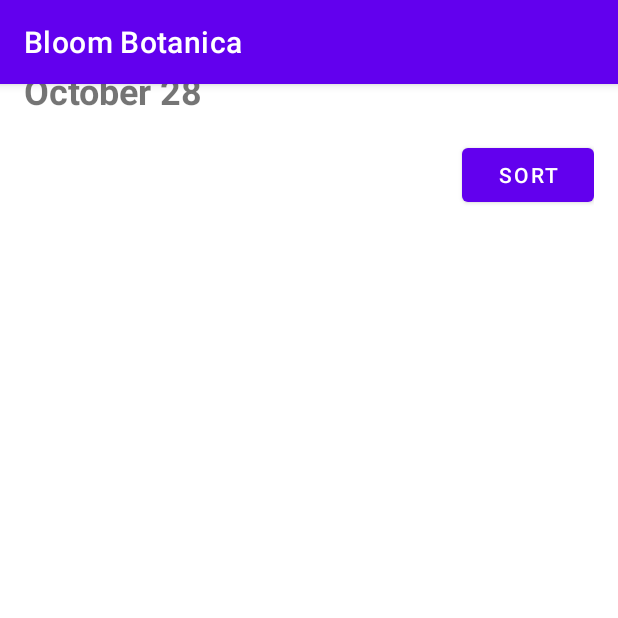
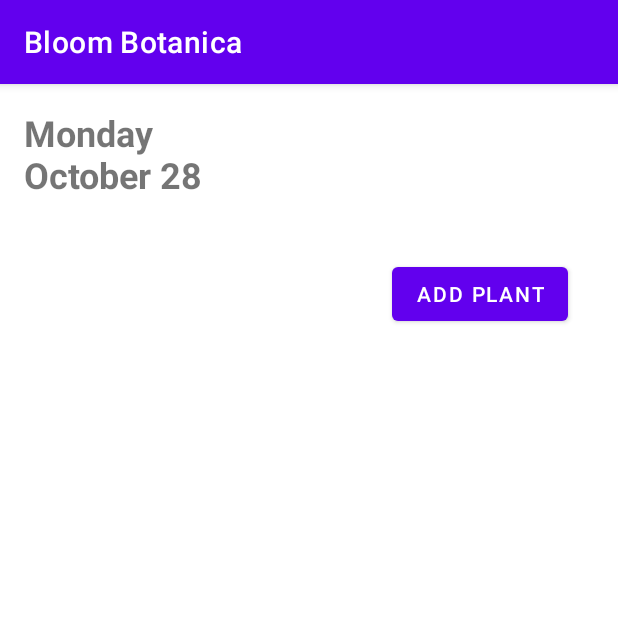
Before and after one commit to arhanikram/BloomBotanica, an Android app: the PlantsActivity screen opened directly, with no data from a screen before it, on a phone screen of 412 x 824 dp, the top half of it. Run offline under Robolectric (Android 15) with nearby library versions, the phone set to English and light mode, and no system bars.

Commit message:
Updated Plants List Activity

```diff
--- a/app/build.gradle
+++ b/app/build.gradle
@@ -37,4 +37,6 @@ dependencies {
     testImplementation libs.junit
     androidTestImplementation libs.ext.junit
     androidTestImplementation libs.espresso.core
+    implementation libs.gson
+
 }
--- a/app/src/main/AndroidManifest.xml
+++ b/app/src/main/AndroidManifest.xml
@@ -16,9 +16,6 @@
             android:name=".PlantsActivity"
             android:exported="false" />
         <activity
-            android:name=".Plantlist"
-            android:exported="false" />
-        <activity
             android:name=".MainActivity"
             android:exported="false" />
     </application>
--- /dev/null
+++ b/app/src/main/java/com/example/bloombotanica/PlantAdapter.java
@@ -0,0 +1,54 @@
+package com.example.bloombotanica;
+
+import android.view.LayoutInflater;
+import android.view.View;
+import android.view.ViewGroup;
+import android.widget.ImageView;
+import android.widget.TextView;
+import androidx.annotation.NonNull;
+import androidx.recyclerview.widget.RecyclerView;
+import java.util.List;
+
+public class PlantAdapter extends RecyclerView.Adapter<PlantAdapter.PlantViewHolder> {
+
+    private List<Plant> plantList;
+
+    public PlantAdapter(List<Plant> plantList) {
+        this.plantList = plantList;
+    }
+
+    @NonNull
+    @Override
+    public PlantViewHolder onCreateViewHolder(@NonNull ViewGroup parent, int viewType) {
+        View view = LayoutInflater.from(parent.getContext()).inflate(R.layout.item_plant, parent, false);
+        return new PlantViewHolder(view);
+    }
+
+    @Override
+    public void onBindViewHolder(@NonNull PlantViewHolder holder, int position) {
+        Plant plant = plantList.get(position);
+        holder.plantName.setText(plant.getName());
+        holder.statusIndicator.setImageResource(plant.getStatusIcon());
+    }
+
+    @Override
+    public int getItemCount() {
+        return plantList.size();
+    }
+
+    public void addPlant(Plant plant) {
+        plantList.add(plant);
+        notifyDataSetChanged();
+    }
+
+    static class PlantViewHolder extends RecyclerView.ViewHolder {
+        TextView plantName;
+        ImageView statusIndicator;
+
+        public PlantViewHolder(@NonNull View itemView) {
+            super(itemView);
+            plantName = itemView.findViewById(R.id.plant_name);
+            statusIndicator = itemView.findViewById(R.id.status_indicator);
+        }
+    }
+}
--- a/app/src/main/java/com/example/bloombotanica/PlantsActivity.java
+++ b/app/src/main/java/com/example/bloombotanica/PlantsActivity.java
@@ -1,24 +1,77 @@
 package com.example.bloombotanica;
-
+import android.content.Intent;
 import android.os.Bundle;
-
-import androidx.activity.EdgeToEdge;
+import android.view.View;
+import android.widget.TextView;
+import androidx.annotation.Nullable;
 import androidx.appcompat.app.AppCompatActivity;
-import androidx.core.graphics.Insets;
-import androidx.core.view.ViewCompat;
-import androidx.core.view.WindowInsetsCompat;
+import androidx.recyclerview.widget.GridLayoutManager;
+import androidx.recyclerview.widget.RecyclerView;
+import com.google.gson.Gson;
+import com.google.gson.reflect.TypeToken;
+import java.lang.reflect.Type;
+import java.text.SimpleDateFormat;
+import java.util.ArrayList;
+import java.util.Date;
+import java.util.List;
+import java.util.Locale;
 
 public class PlantsActivity extends AppCompatActivity {
+
+    private RecyclerView plantRecyclerView;
+    private PlantAdapter plantAdapter;
+    private List<Plant> plantList;
 
     @Override
     protected void onCreate(Bundle savedInstanceState) {
         super.onCreate(savedInstanceState);
-        EdgeToEdge.enable(this);
         setContentView(R.layout.activity_plants);
-        ViewCompat.setOnApplyWindowInsetsListener(findViewById(R.id.main), (v, insets) -> {
-            Insets systemBars = insets.getInsets(WindowInsetsCompat.Type.systemBars());
-            v.setPadding(systemBars.left, systemBars.top, systemBars.right, systemBars.bottom);
-            return insets;
+
+        // Set the date
+        TextView dateText = findViewById(R.id.date_text);
+        SimpleDateFormat dateFormat = new SimpleDateFormat("EEEE\nMMMM dd", Locale.getDefault());
+        dateText.setText(dateFormat.format(new Date()));
+
+        // Initialize plant list from saved data
+        plantList = loadPlants();
+        plantAdapter = new PlantAdapter(plantList);
+
+        // Set up RecyclerView
+        plantRecyclerView = findViewById(R.id.plant_recycler_view);
+        plantRecyclerView.setLayoutManager(new GridLayoutManager(this, 2));
+        plantRecyclerView.setAdapter(plantAdapter);
+
+        // Add plant button
+        findViewById(R.id.add_plant_button).setOnClickListener(new View.OnClickListener() {
+            @Override
+            public void onClick(View view) {
+                // Show dialog or navigate to another activity to add a new plant
+                // Example of adding a default plant
+                Plant newPlant = new Plant("New Plant", R.drawable.status_icon_orange);
+                plantList.add(newPlant);
+                plantAdapter.addPlant(newPlant);
+                savePlants();
+            }
         });
     }
+
+    private void savePlants() {
+        // Save plant list to shared preferences as JSON
+        String json = new Gson().toJson(plantList);
+        getSharedPreferences("plant_prefs", MODE_PRIVATE)
+                .edit()
+                .putString("plant_list", json)
+                .apply();
+    }
+
+    private List<Plant> loadPlants() {
+        // Load plant list from shared preferences
+        String json = getSharedPreferences("plant_prefs", MODE_PRIVATE)
+                .getString("plant_list", null);
+        if (json != null) {
+            Type type = new TypeToken<List<Plant>>() {}.getType();
+            return new Gson().fromJson(json, type);
+        }
+        return new ArrayList<>();
+    }
 }
--- /dev/null
+++ b/app/src/main/res/drawable/card_background.xml
@@ -0,0 +1,6 @@
+<?xml version="1.0" encoding="utf-8"?>
+<shape xmlns:android="http://schemas.android.com/apk/res/android">
+    <solid android:color="#FFFFFF"/> <!-- Background color (white in this case) -->
+    <corners android:radius="8dp"/> <!-- Rounded corners -->
+    <stroke android:width="1dp" android:color="#D3D3D3"/> <!-- Optional border -->
+</shape>
--- /dev/null
+++ b/app/src/main/res/drawable/status_icon_orange.xml
@@ -0,0 +1,6 @@
+<?xml version="1.0" encoding="utf-8"?>
+<shape xmlns:android="http://schemas.android.com/apk/res/android">
+    <solid android:color="#FFA500"/> <!-- Orange color -->
+    <size android:width="16dp" android:height="16dp"/>
+    <corners android:radius="8dp"/>
+</shape>
--- a/app/src/main/res/layout/activity_plants.xml
+++ b/app/src/main/res/layout/activity_plants.xml
@@ -4,33 +4,33 @@
     android:layout_height="match_parent"
     android:padding="16dp">
 
-    <!-- Date Section -->
+    <!-- Date Display -->
     <TextView
         android:id="@+id/date_text"
         android:layout_width="wrap_content"
         android:layout_height="wrap_content"
-        android:text="Monday\nOctober 28"
         android:textSize="24sp"
         android:textStyle="bold"
         android:paddingBottom="8dp"/>
 
+    <!-- Add Plant Button -->
 
+    <!-- RecyclerView for Plants -->
 
-    <!-- Sort Button -->
     <Button
-        android:id="@+id/sort_button"
+        android:id="@+id/add_plant_button"
         android:layout_width="wrap_content"
         android:layout_height="wrap_content"
-        android:text="Sort"
         android:layout_below="@id/date_text"
         android:layout_alignParentEnd="true"
-        android:layout_marginTop="8dp"/>
+        android:layout_marginTop="31dp"
+        android:layout_marginEnd="17dp"
+        android:text="Add Plant" />
 
-    <!-- RecyclerView for Items -->
     <androidx.recyclerview.widget.RecyclerView
-        android:id="@+id/recycler_view"
+        android:id="@+id/plant_recycler_view"
         android:layout_width="match_parent"
-        android:layout_height="wrap_content"
-        android:layout_below="@id/sort_button"
-        android:layout_marginTop="25dp" />
+        android:layout_height="match_parent"
+        android:layout_below="@id/add_plant_button"
+        android:layout_marginTop="16dp"/>
 </RelativeLayout>
--- a/gradle/libs.versions.toml
+++ b/gradle/libs.versions.toml
@@ -1,5 +1,6 @@
 [versions]
 agp = "8.6.0"
+gson = "2.10.1"
 junit = "4.13.2"
 junitVersion = "1.2.1"
 espressoCore = "3.6.1"
@@ -9,6 +10,7 @@ activity = "1.9.3"
 constraintlayout = "2.1.4"
 
 [libraries]
+gson = { module = "com.google.code.gson:gson", version.ref = "gson" }
 junit = { group = "junit", name = "junit", version.ref = "junit" }
 ext-junit = { group = "androidx.test.ext", name = "junit", version.ref = "junitVersion" }
 espresso-core = { group = "androidx.test.espresso", name = "espresso-core", version.ref = "espressoCore" }
```
Also changed, not shown: app/src/main/java/com/example/bloombotanica/Plant.java (added, +19 -0 lines), app/src/main/res/layout/item_plant.xml (added, +29 -0 lines).
